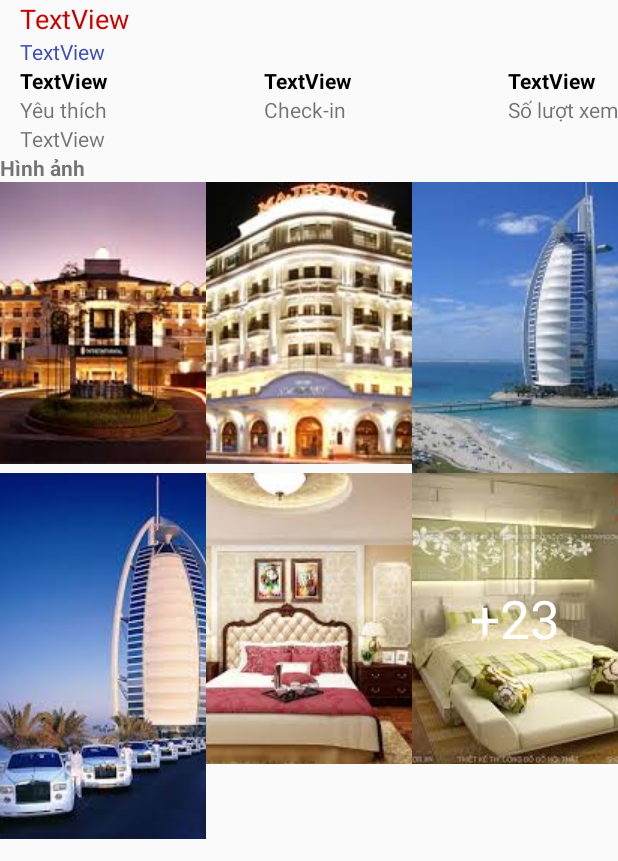
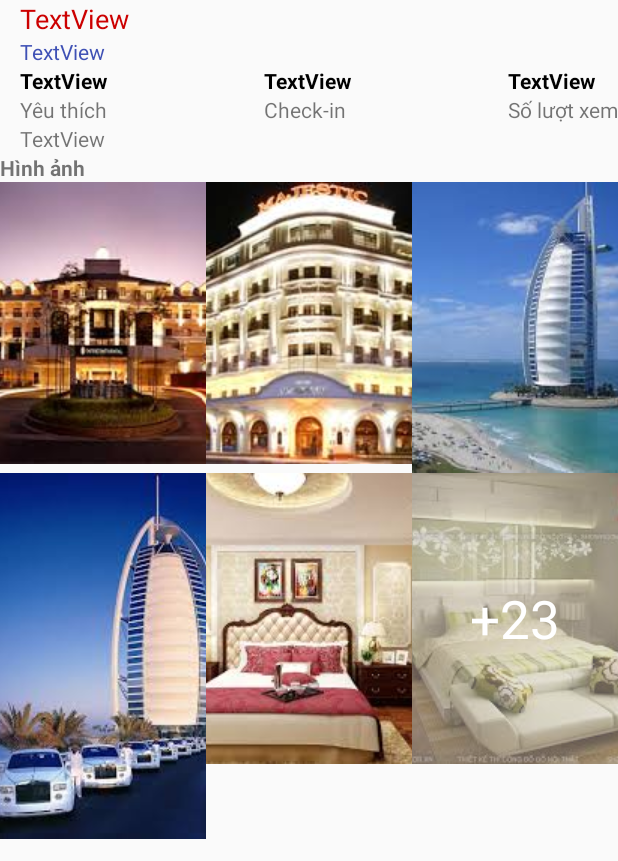
Before and after one commit to violet137/Android_D003, an Android app: the fragment DetailKhachSanFragment shown on its own in the app's theme, on a phone screen of 412 x 824 dp, the part 375-1236 px from its top. Run offline under Robolectric (Android 15) with nearby library versions, the phone set to English and light mode, and no system bars.

```diff
--- a/GoGoTravel/app/src/main/AndroidManifest.xml
+++ b/GoGoTravel/app/src/main/AndroidManifest.xml
@@ -11,8 +11,7 @@
         android:supportsRtl="true"
         android:theme="@style/AppTheme">
         <activity android:name=".MainActivity"></activity>
-        <activity android:name=".DangKyActivity">
-        </activity>
+        <activity android:name=".DangKyActivity"></activity>
         <activity android:name=".KhachSanActivity">
             //chuyen intent-filter xuong de activity chay truoc
             <intent-filter>
--- a/GoGoTravel/app/src/main/java/vn/edu/greenacademy/adapter/LoadImageAdapter.java
+++ b/GoGoTravel/app/src/main/java/vn/edu/greenacademy/adapter/LoadImageAdapter.java
@@ -23,15 +23,16 @@ public class LoadImageAdapter extends BaseAdapter {
     private Context context = null;
     int layout;
     int[] imageId;
+    int a;
 
     ImageView imageDetail;
     TextView tvSoLuongImage;
 
-    public LoadImageAdapter(Context context,  int layout, int[] imageId) {
-        this.listImage = listImage;
-        this.imageId = imageId;
+    public LoadImageAdapter(Context context, int layout, int[] imageId, int a) {
         this.context = context;
         this.layout = layout;
+        this.imageId = imageId;
+        this.a = a;
         mlayoutInflater = LayoutInflater.from(context);
     }
 
@@ -59,11 +60,13 @@ public class LoadImageAdapter extends BaseAdapter {
             tvSoLuongImage = (TextView) convertView.findViewById(R.id.tvSoLuongImage);
         }
         imageDetail.setImageResource(imageId[position]);
-        if(position == imageId.length - 1){
-            tvSoLuongImage.setText("+23");
-            tvSoLuongImage.setVisibility(View.VISIBLE);
-        }else {
-            tvSoLuongImage.setVisibility(View.GONE);
+        if(a == 0){
+            if(position == imageId.length - 1){
+                tvSoLuongImage.setText("+23");
+                tvSoLuongImage.setVisibility(View.VISIBLE);
+            }else {
+                tvSoLuongImage.setVisibility(View.GONE);
+            }
         }
         return convertView;
     }
--- a/GoGoTravel/app/src/main/java/vn/edu/greenacademy/fragment/DetailKhachSanFragment.java
+++ b/GoGoTravel/app/src/main/java/vn/edu/greenacademy/fragment/DetailKhachSanFragment.java
@@ -77,7 +77,7 @@ public class DetailKhachSanFragment extends Fragment {
                 tvMoTa.setText(Html.fromHtml(ks.getMoTa()));
             }
         }
-        LoadImageAdapter adapter = new LoadImageAdapter(getContext(),R.layout.fragment_detai_khach_san,imageId);
+        LoadImageAdapter adapter = new LoadImageAdapter(getContext(),R.layout.fragment_detai_khach_san,imageId, 0);
         gridImage.setAdapter(adapter);
         gridImage.setOnItemClickListener(new AdapterView.OnItemClickListener() {
             @Override
--- a/GoGoTravel/app/src/main/res/layout/fragment_khach_san.xml
+++ b/GoGoTravel/app/src/main/res/layout/fragment_khach_san.xml
@@ -13,9 +13,8 @@
 
         <Button
             android:text="@string/boloc"
+            style="@style/button_style"
             android:textAllCaps="false"
-            android:layout_width="wrap_content"
-            android:layout_height="wrap_content"
             android:id="@+id/btnBoLoc" />
 
         <ListView
--- a/GoGoTravel/app/src/main/res/layout/item_gridview_layout.xml
+++ b/GoGoTravel/app/src/main/res/layout/item_gridview_layout.xml
@@ -12,11 +12,12 @@
         android:layout_height="match_parent" />
 
     <TextView
-        android:layout_gravity="center"
         android:visibility="gone"
+        android:gravity="center"
         android:textSize="35dp"
+        android:background="@color/background_item"
         android:textColor="#ffffff"
-        android:layout_width="wrap_content"
-        android:layout_height="wrap_content"
+        android:layout_width="match_parent"
+        android:layout_height="match_parent"
         android:id="@+id/tvSoLuongImage" />
 </FrameLayout>
--- a/GoGoTravel/app/src/main/res/values/colors.xml
+++ b/GoGoTravel/app/src/main/res/values/colors.xml
@@ -3,4 +3,5 @@
     <color name="colorPrimary">#3F51B5</color>
     <color name="colorPrimaryDark">#303F9F</color>
     <color name="colorAccent">#FF4081</color>
+    <color name="background_item">#6ec1c1c1</color>
 </resources>
```
Also changed, not shown: GoGoTravel/app/src/main/java/vn/edu/greenacademy/fragment/ChiTietAnhFragment.java (+15 -4 lines), GoGoTravel/app/src/main/res/layout/fragment_chi_tiet_anh.xml (+23 -4 lines).
